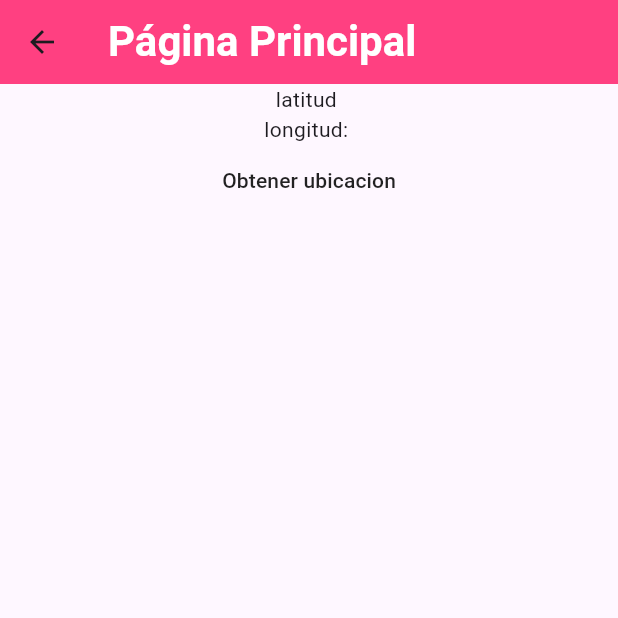
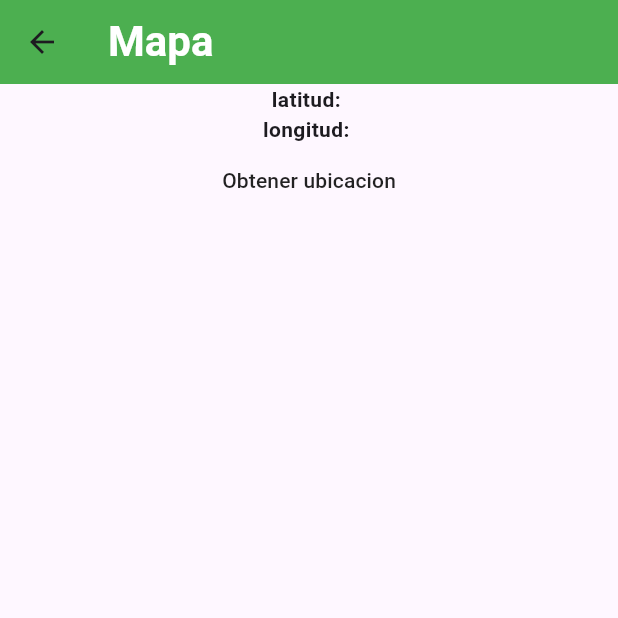
Before and after one commit to ElGg01/general_app, a Flutter app: the Map screen opened directly, on a phone screen of 412 x 824 dp, the top half of it. Run offline on Flutter 3.47's test engine with Material 3 defaults, Android fonts, the phone set to English and light mode, and no system bars; our stand-ins replace firebase_core, geolocator, shared_preferences; accounts and stored records are empty.

Commit message:
Update map.dart

```diff
--- a/lib/pages/map.dart
+++ b/lib/pages/map.dart
@@ -50,16 +50,22 @@ class _MapState extends State<Map> {
   Widget build(BuildContext context) {
     return Scaffold(
       appBar: AppBar(
-        title: const Text('Página Principal'),
-        backgroundColor: Colors.pinkAccent,
+        title: const Text('Mapa'),
+        backgroundColor: Colors.green,
         titleTextStyle: const TextStyle(
             color: Colors.white, fontSize: 28, fontWeight: FontWeight.bold),
       ),
       body: Center(
           child: Column(
         children: [
-          Text('latitud $latitud'),
-          Text('longitud: $longitud'),
+          Text(
+            'latitud: $latitud',
+            style: TextStyle(fontWeight: FontWeight.bold),
+          ),
+          Text(
+            'longitud: $longitud',
+            style: TextStyle(fontWeight: FontWeight.bold),
+          ),
           MaterialButton(
             onPressed: () {
               botonPresionado();
```
